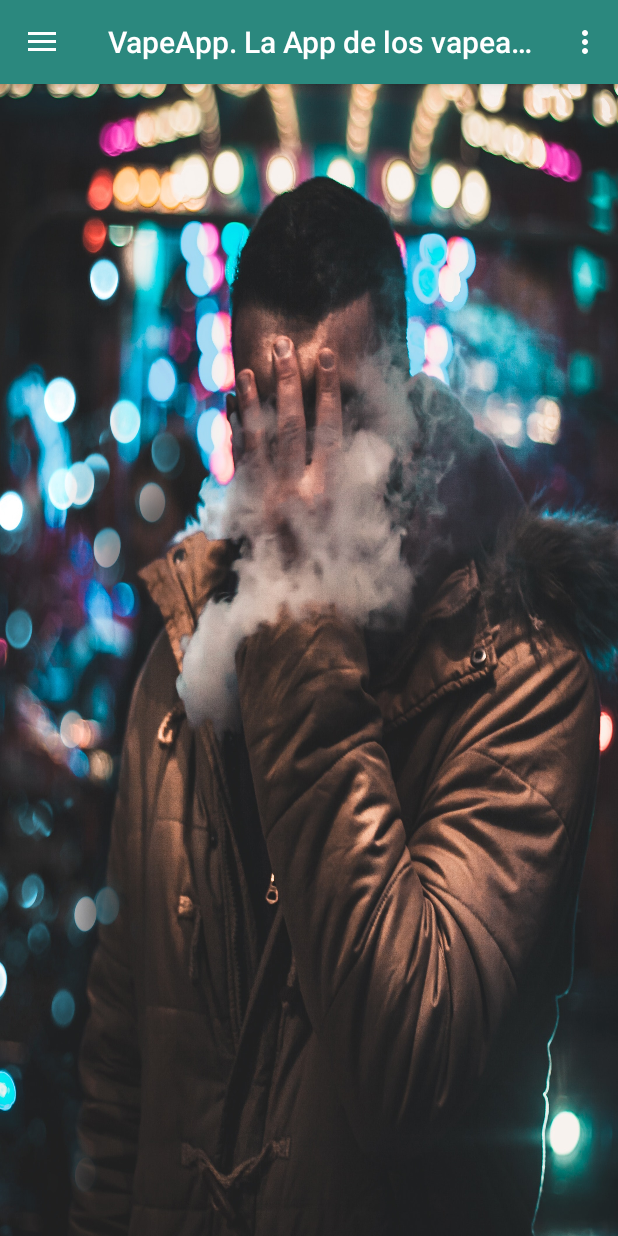
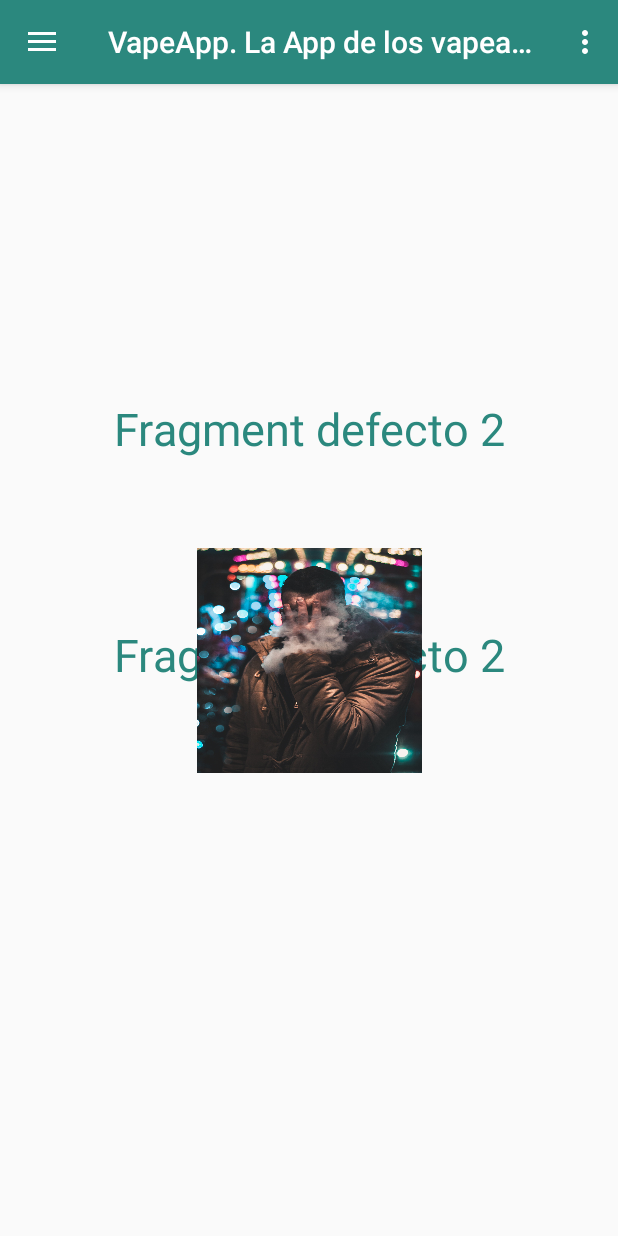
Before and after one commit to Worome/VapeApp, an Android app: the DefectoFragment screen opened directly, with no data from a screen before it, on a phone screen of 412 x 824 dp. Run offline under Robolectric (Android 15) with nearby library versions, the phone set to English and light mode, and no system bars; pictures from the network do not load.

Commit message:
Lógica Nuevos Aromas 3

```diff
--- a/app/src/main/java/com/trianacodes/script/vapeapp/fragments/AromaNuevoFragment.java
+++ b/app/src/main/java/com/trianacodes/script/vapeapp/fragments/AromaNuevoFragment.java
@@ -21,6 +21,7 @@ import android.widget.RatingBar;
 import android.widget.SeekBar;
 import android.widget.Spinner;
 import android.widget.TextView;
+import android.widget.Toast;
 
 import com.trianacodes.script.vapeapp.R;
 import com.trianacodes.script.vapeapp.actividades.CuadroDialogo;
@@ -185,13 +186,21 @@ public class AromaNuevoFragment extends android.support.v4.app.Fragment {
     @Override
     public void onActivityResult(int requestCode, int resultCode, Intent data) {
         super.onActivityResult(requestCode, resultCode, data);
+        Toast.makeText(getContext(),"Antes de preguntar",Toast.LENGTH_LONG).show();
         // Pregunto si se ha seleccionado una imagen
-        if (requestCode == RESULT_OK){
+        if (resultCode == RESULT_OK){
 
-                // Obtengo los datos del parámetro data y los almaceno en un objeto de tipo URI
-                Uri path = data.getData();
-                // Le asigno a mi ImageView los datos obtenidos en la línea anterior
-                imageAroma.setImageURI(path);
+            Toast.makeText(getContext(),"Depués de preguntar",Toast.LENGTH_LONG).show();
+
+            // Obtengo los datos del parámetro data y los almaceno en un objeto de tipo URI
+            Uri path = data.getData();
+
+            Toast.makeText(getContext(),"Obtenidos datos",Toast.LENGTH_LONG).show();
+
+            // Le asigno a mi ImageView los datos obtenidos en la línea anterior
+            imageAroma.setImageURI(path);
+
+            Toast.makeText(getContext(),"Asignados datos",Toast.LENGTH_LONG).show();
 
         }
 
--- a/app/src/main/java/com/trianacodes/script/vapeapp/fragments/DefectoFragment.java
+++ b/app/src/main/java/com/trianacodes/script/vapeapp/fragments/DefectoFragment.java
@@ -7,6 +7,7 @@ import android.app.Fragment;
 import android.view.LayoutInflater;
 import android.view.View;
 import android.view.ViewGroup;
+import android.widget.Toast;
 
 import com.trianacodes.script.vapeapp.R;
 
@@ -59,6 +60,7 @@ public class DefectoFragment extends android.support.v4.app.Fragment {
             mParam1 = getArguments().getString(ARG_PARAM1);
             mParam2 = getArguments().getString(ARG_PARAM2);
         }
+
     }
 
     @Override
--- a/app/src/main/res/layout/fragment_aroma_nuevo.xml
+++ b/app/src/main/res/layout/fragment_aroma_nuevo.xml
@@ -336,6 +336,7 @@
                 android:layout_height="150dp"
                 android:layout_marginStart="8dp"
                 android:layout_marginTop="8dp"
+                android:scaleType="centerCrop"
                 android:src="@drawable/img_base"
                 app:layout_constraintStart_toStartOf="parent"
                 app:layout_constraintTop_toBottomOf="@+id/etMarca" />
--- a/app/src/main/res/layout/fragment_defecto.xml
+++ b/app/src/main/res/layout/fragment_defecto.xml
@@ -1,19 +1,45 @@
 <?xml version="1.0" encoding="utf-8"?>
-<FrameLayout xmlns:android="http://schemas.android.com/apk/res/android"
+<android.support.constraint.ConstraintLayout xmlns:android="http://schemas.android.com/apk/res/android"
     xmlns:app="http://schemas.android.com/apk/res-auto"
     xmlns:tools="http://schemas.android.com/tools"
     android:layout_width="match_parent"
     android:layout_height="match_parent"
-    android:background="@drawable/vape"
     tools:context=".fragments.DefectoFragment">
 
     <!-- TODO: Update blank fragment layout -->
 
-    <!--<ImageView
+    <ImageView
         android:id="@+id/imageView2"
+        android:layout_width="150dp"
+        android:layout_height="150dp"
+        android:layout_marginStart="8dp"
+        android:layout_marginTop="8dp"
+        android:layout_marginEnd="8dp"
+        android:layout_marginBottom="8dp"
+        android:background="@drawable/vape"
+        android:contentDescription="@string/content_description_fragment_inicio"
+        android:scaleType="centerCrop"
+        app:layout_constraintBottom_toBottomOf="parent"
+        app:layout_constraintEnd_toEndOf="parent"
+        app:layout_constraintStart_toStartOf="parent"
+        app:layout_constraintTop_toTopOf="parent"
+        tools:src="@drawable/vape" />
+
+    <TextView
+        android:id="@+id/textView4"
         android:layout_width="wrap_content"
         android:layout_height="wrap_content"
-        android:background="@drawable/vape"
-        android:contentDescription="@string/content_description_fragment_inicio"/>-->
+        android:layout_gravity="center"
+        android:layout_marginStart="8dp"
+        android:layout_marginTop="8dp"
+        android:layout_marginEnd="8dp"
+        android:layout_marginBottom="8dp"
+        android:text="Fragment defecto 2"
+        android:textColor="@color/barra"
+        android:textSize="30sp"
+        app:layout_constraintBottom_toBottomOf="@+id/imageView2"
+        app:layout_constraintEnd_toEndOf="parent"
+        app:layout_constraintStart_toStartOf="parent"
+        app:layout_constraintTop_toTopOf="parent" />
 
-</FrameLayout>
+</android.support.constraint.ConstraintLayout>
```
